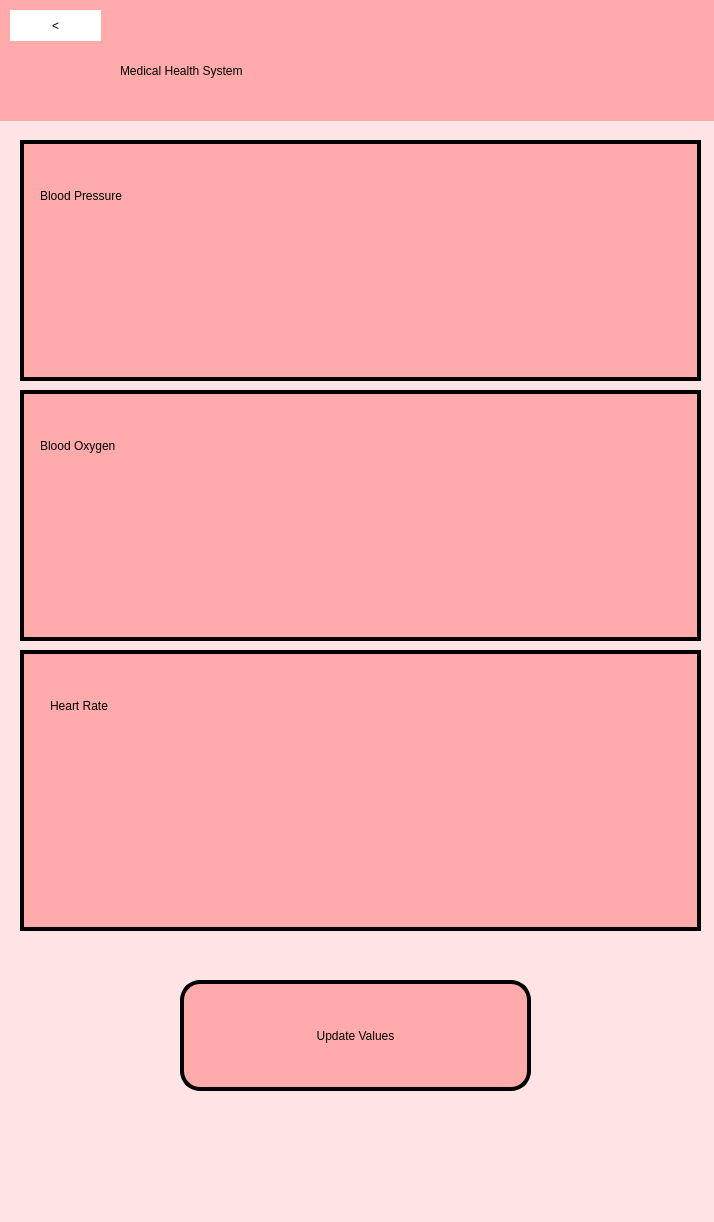
Old version of the form UI/PHS_Heart_Health.ui in the repository NaryanSambhi/CSCN72030---Sec3---Group2.
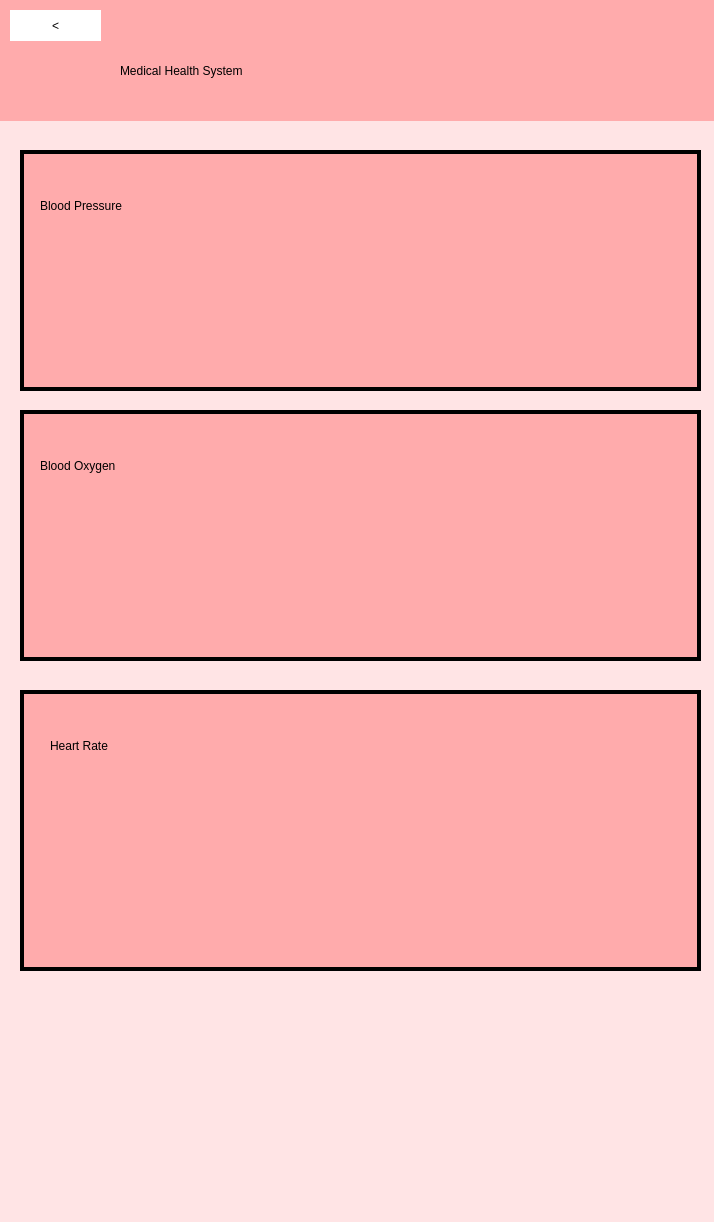
New version of the form. Icons and pictures are not drawn.

The edit to the form file:
```diff
--- a/UI/PHS_Heart_Health.ui
+++ b/UI/PHS_Heart_Health.ui
@@ -33,7 +33,7 @@
      <property name="geometry">
       <rect>
        <x>20</x>
-       <y>170</y>
+       <y>180</y>
        <width>681</width>
        <height>241</height>
       </rect>
@@ -87,7 +87,7 @@
      <property name="geometry">
       <rect>
        <x>20</x>
-       <y>420</y>
+       <y>440</y>
        <width>681</width>
        <height>251</height>
       </rect>
@@ -141,7 +141,7 @@
      <property name="geometry">
       <rect>
        <x>20</x>
-       <y>680</y>
+       <y>720</y>
        <width>681</width>
        <height>281</height>
       </rect>
@@ -265,26 +265,6 @@
       </property>
      </widget>
     </widget>
-    <widget class="QPushButton" name="UpdateValues">
-     <property name="geometry">
-      <rect>
-       <x>180</x>
-       <y>1010</y>
-       <width>351</width>
-       <height>111</height>
-      </rect>
-     </property>
-     <property name="styleSheet">
-      <string notr="true">color: rgb(0, 0, 0);
-background-color: rgb(255, 171, 172);
-border: 4px solid black;
-border-radius:20px;
-font: 30pt &quot;Monospace&quot;;</string>
-     </property>
-     <property name="text">
-      <string>Update Values</string>
-     </property>
-    </widget>
    </widget>
   </widget>
  </widget>
```
